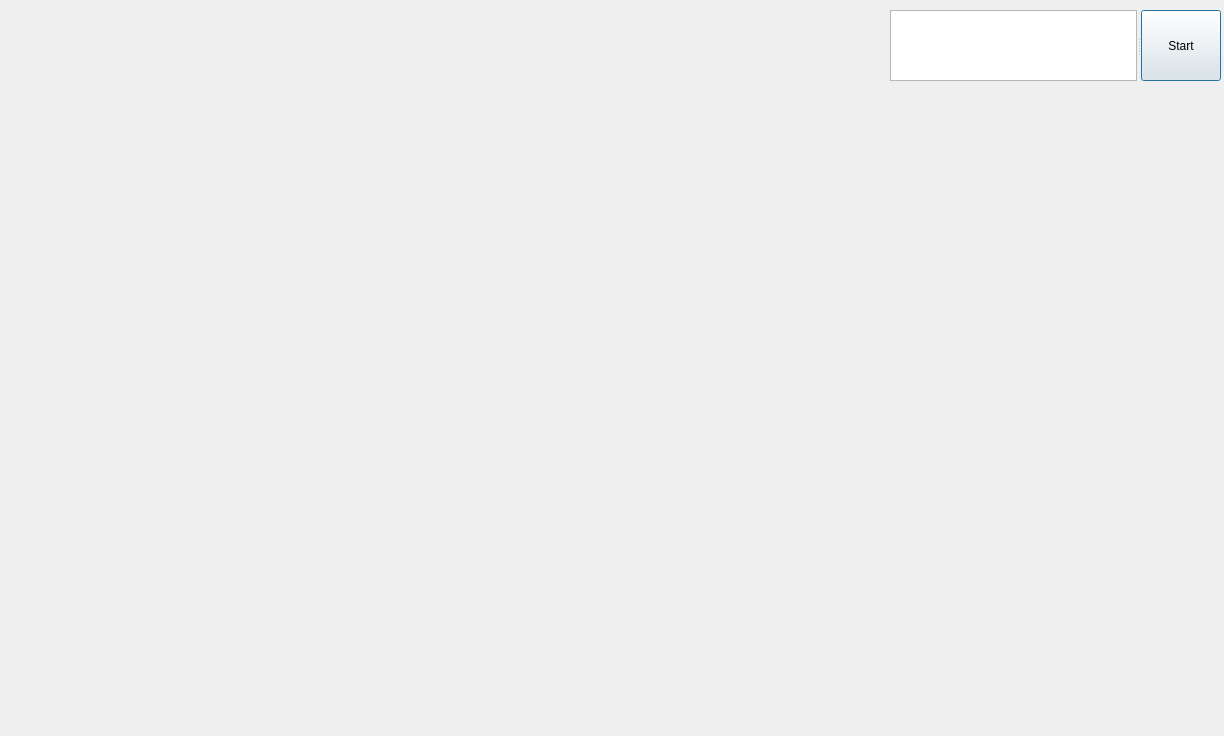
The window that dialog.ui (EugChesn/GuiClient) describes before a commit, drawn with Qt 5.
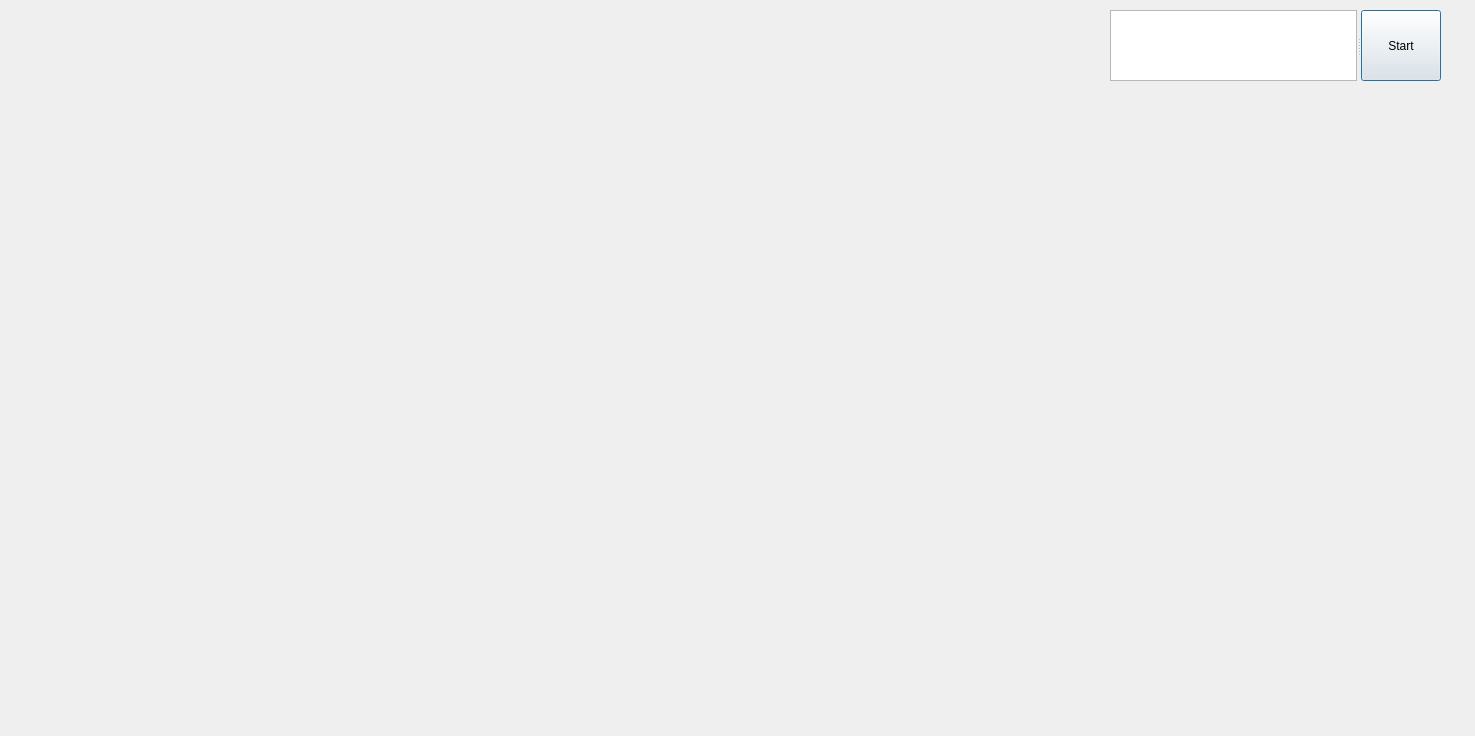
The same window after the commit.

```diff
--- a/dialog.ui
+++ b/dialog.ui
@@ -6,7 +6,7 @@
    <rect>
     <x>0</x>
     <y>0</y>
-    <width>1224</width>
+    <width>1475</width>
     <height>736</height>
    </rect>
   </property>
@@ -18,8 +18,8 @@
     <rect>
      <x>20</x>
      <y>20</y>
-     <width>800</width>
-     <height>600</height>
+     <width>960</width>
+     <height>540</height>
     </rect>
    </property>
    <property name="text">
@@ -29,7 +29,7 @@
   <widget class="QSplitter" name="splitter">
    <property name="geometry">
     <rect>
-     <x>890</x>
+     <x>1110</x>
      <y>10</y>
      <width>331</width>
      <height>71</height>
```
